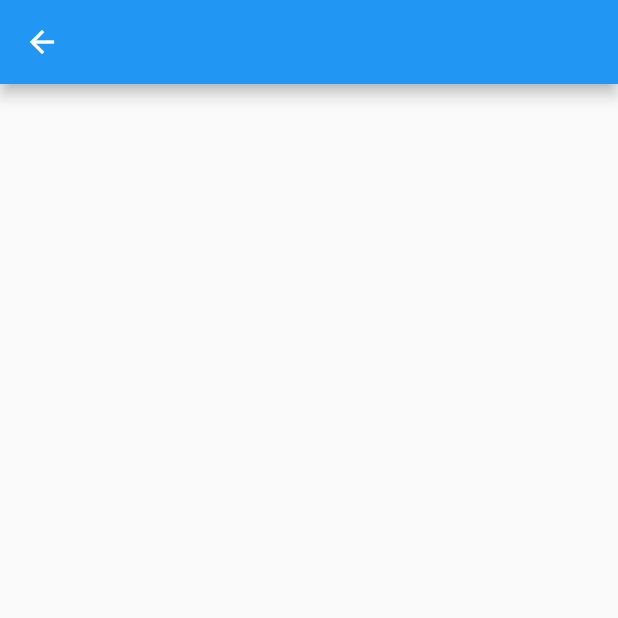
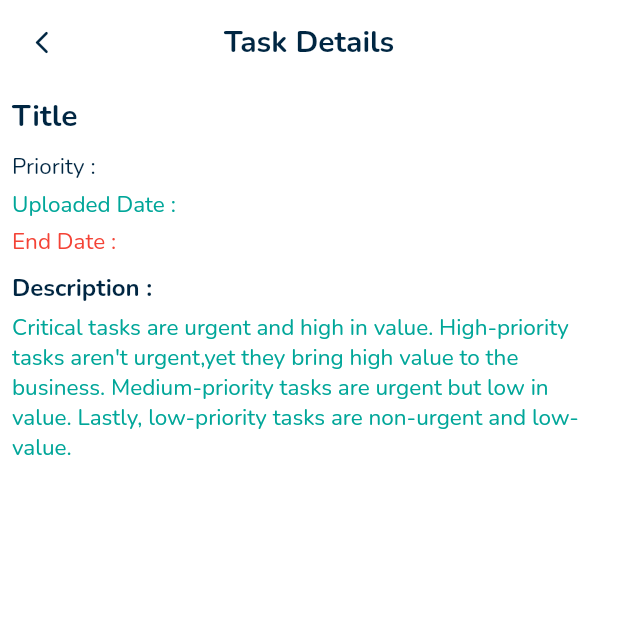
Before and after one commit to Nihalcm/rgc_dynamics, a Flutter app: the TaskDetails screen opened directly, on a phone screen of 412 x 824 dp, the top half of it. Run offline on Flutter 3.47's test engine with Material 2 defaults, Android fonts, the phone set to English and light mode, and no system bars; our stand-ins replace google_fonts.

Commit message:
task detail page

```diff
--- a/lib/screens/dashboard.dart
+++ b/lib/screens/dashboard.dart
@@ -13,7 +13,7 @@ class _DashboardState extends State<Dashboard> {
   @override
   Widget build(BuildContext context) {
     var size = MediaQuery.of(context).size;
-    return Scaffold(
+    return Scaffold(backgroundColor: Colors.white,
       appBar: AppBar(
         centerTitle: true,
         title: Text(
--- a/lib/screens/task/all_task.dart
+++ b/lib/screens/task/all_task.dart
@@ -1,5 +1,6 @@
 import 'package:flutter/material.dart';
 import 'package:google_fonts/google_fonts.dart';
+import 'package:rgc_dynamics/screens/task/task_details.dart';
 
 class AllTask extends StatefulWidget {
   const AllTask({Key? key}) : super(key: key);
@@ -22,7 +23,7 @@ class _AllTaskState extends State<AllTask> {
           padding: const EdgeInsets.all(10.0),
           child: InkWell(
             onTap: () {
-              // Navigator.push(context, MaterialPageRoute(builder: (context) => DriverOrderDetails(),));
+              Navigator.push(context, MaterialPageRoute(builder: (context) => TaskDetails(),));
             },
             child: Container(
               width: size.width,
--- a/lib/screens/task/task_details.dart
+++ b/lib/screens/task/task_details.dart
@@ -1,4 +1,5 @@
 import 'package:flutter/material.dart';
+import 'package:google_fonts/google_fonts.dart';
 
 class TaskDetails extends StatefulWidget {
   const TaskDetails({Key? key}) : super(key: key);
@@ -10,8 +11,75 @@ class TaskDetails extends StatefulWidget {
 class _TaskDetailsState extends State<TaskDetails> {
   @override
   Widget build(BuildContext context) {
-    return Scaffold(appBar: AppBar(),body: Column(
-
-    ),);
+    return Scaffold(
+      backgroundColor: Colors.white,
+      appBar: AppBar(
+        centerTitle: true,
+        title: Text(
+          "Task Details",
+          style: Theme.of(context).textTheme.headlineLarge,
+        ),
+        elevation: 0,
+        backgroundColor: Colors.transparent,
+        leading: IconButton(
+            onPressed: () {
+              Navigator.pop(context);
+            },
+            icon: Icon(
+              Icons.arrow_back_ios_new_rounded,
+              color: Theme.of(context).primaryColor,
+              size: 18,
+            )),
+      ),
+      body: SafeArea(
+        child: Padding(
+          padding: const EdgeInsets.all(8.0),
+          child: Column(
+            crossAxisAlignment: CrossAxisAlignment.start,
+            children: [
+              Text(
+                "Title",
+                style: Theme.of(context).textTheme.headlineLarge,
+              ),
+              SizedBox(
+                height: 10,
+              ),
+              Text(
+                "Priority : ",
+                style: GoogleFonts.nunito(
+                    color: Theme.of(context).primaryColor, fontSize: 15),
+              ),
+              SizedBox(
+                height: 5,
+              ),
+              Text("Uploaded Date : ",
+                  style: GoogleFonts.nunito(
+                      color: Theme.of(context).focusColor, fontSize: 15)),
+              SizedBox(
+                height: 5,
+              ),
+              Text(
+                "End Date : ",
+                style: GoogleFonts.nunito(color: Colors.red, fontSize: 15),
+              ),
+              SizedBox(
+                height: 10,
+              ),
+              Text(
+                "Description :",
+                style: Theme.of(context).textTheme.headlineMedium,
+              ),
+              SizedBox(
+                height: 5,
+              ),
+              Text(
+                  "Critical tasks are urgent and high in value. High-priority tasks aren't urgent,yet they bring high value to the business. Medium-priority tasks are urgent but low in value. Lastly, low-priority tasks are non-urgent and low-value.",
+                  style: GoogleFonts.nunito(
+                      color: Theme.of(context).focusColor, fontSize: 15)),
+            ],
+          ),
+        ),
+      ),
+    );
   }
 }
```
